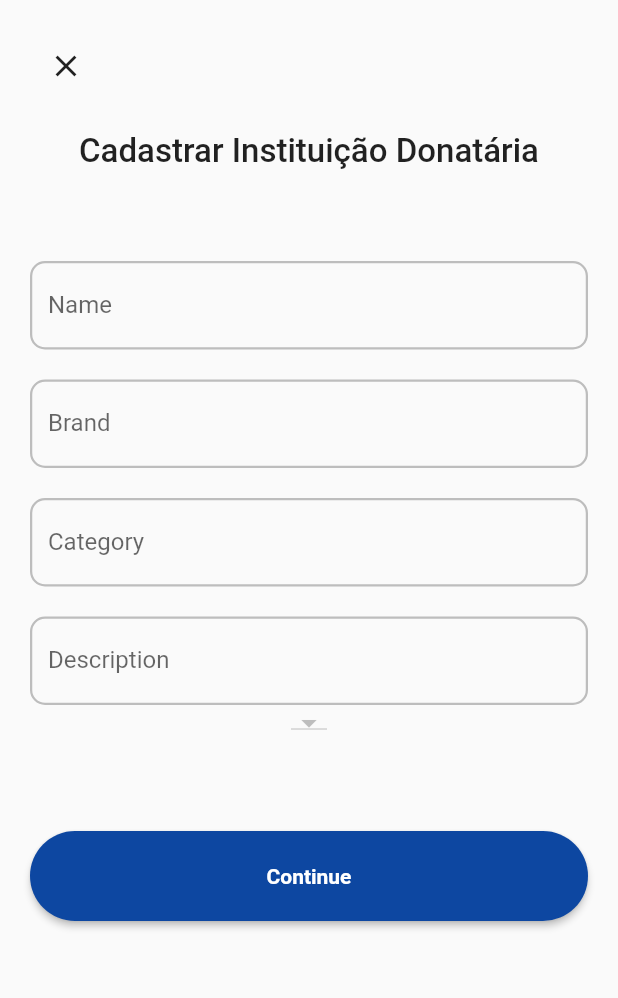
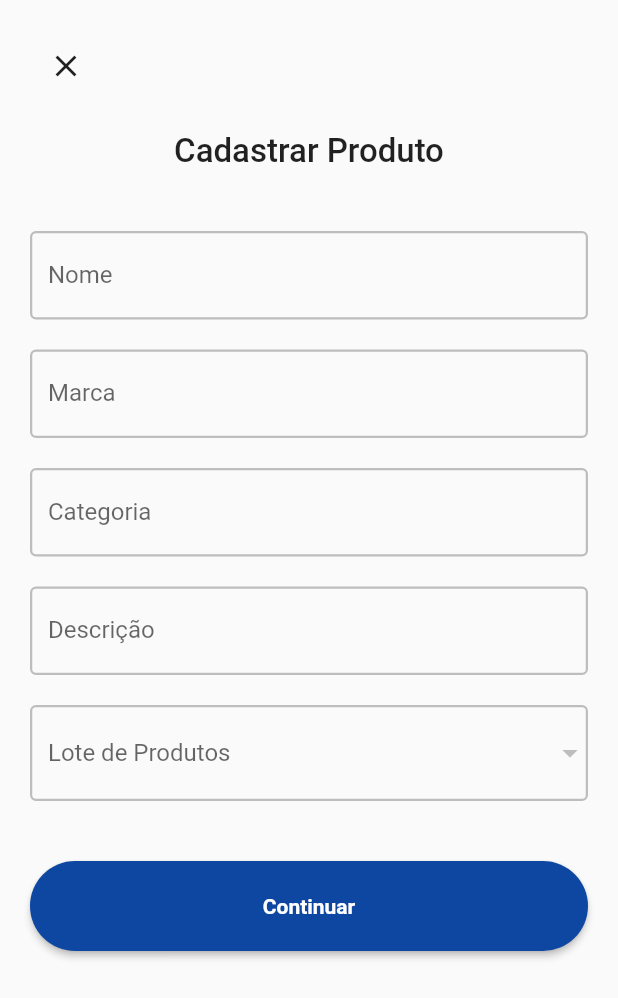
Before and after one commit to mattferraz/community-bazaar-mobile-admin-app, a Flutter app: the screen it shows after launch, after a tap on the "add" icon, on a phone screen of 412 x 824 dp. Shown: the top 998 px of the screen. Run offline on Flutter 3.47's test engine with Material 2 defaults, Android fonts, the phone set to English and light mode, and no system bars; our stand-ins replace get; network calls fail.

Commit message:
Improving user interface

```diff
--- a/lib/views/base_view.dart
+++ b/lib/views/base_view.dart
@@ -42,22 +42,22 @@ class _BaseViewState extends State<BaseView> {
         items: [
           BottomNavigationBarItem(
             icon: Image.asset("assets/icons/basket.png", width: 24.0, height: 24.0),
-            label: "Products",
+            label: "Produtos",
             activeIcon: Image.asset("assets/icons/basket.png", width: 24.0, height: 24.0, color: StyleConstants.primaryColor)
           ),
           BottomNavigationBarItem(
             icon: Image.asset("assets/icons/product.png", width: 24.0, height: 24.0),
-            label: "Batches",
+            label: "Lotes",
             activeIcon: Image.asset("assets/icons/product.png", width: 24.0, height: 24.0, color: StyleConstants.primaryColor)
           ),
           BottomNavigationBarItem(
             icon: Image.asset("assets/icons/solidarity.png", width: 24.0, height: 24.0),
-            label: "Donors",
+            label: "Doadores",
             activeIcon: Image.asset("assets/icons/solidarity.png", width: 24.0, height: 24.0, color: StyleConstants.primaryColor)
           ),
           BottomNavigationBarItem(
             icon: Image.asset("assets/icons/insurance.png", width: 24.0, height: 24.0),
-            label: "Supervisors",
+            label: "Fiscalizadores",
             activeIcon: Image.asset("assets/icons/insurance.png", width: 24.0, height: 24.0, color: StyleConstants.primaryColor)
           )
         ]
--- a/lib/views/donee_institutions_form.dart
+++ b/lib/views/donee_institutions_form.dart
@@ -41,16 +41,16 @@ class DoneeInstitutionForm extends StatelessWidget {
                     ),
                   ),
                   const SizedBox(height: 60,),
-                  CustomTextFormField(fieldLabel: "Name", controller: nameController),
+                  CustomTextFormField(fieldLabel: "Nome", controller: nameController),
                   const SizedBox(height: 20),
-                  CustomTextFormField(fieldLabel: "Address", controller: addressController),
+                  CustomTextFormField(fieldLabel: "Endereço", controller: addressController),
                   const SizedBox(height: 20),
-                  CustomTextFormField(fieldLabel: "Phone Number", controller: phoneNumberController),
+                  CustomTextFormField(fieldLabel: "Telefone", controller: phoneNumberController),
                   const SizedBox(height: 20),
-                  CustomTextFormField(fieldLabel: "Description", controller: descriptionController),
+                  CustomTextFormField(fieldLabel: "Descrição", controller: descriptionController),
                   const SizedBox(height: 60),
                   CustomButton(
-                    text: "Continue",
+                    text: "Continuar",
                     onPressed: () => Navigator.pop(context, [nameController.text, addressController.text, phoneNumberController.text, descriptionController?.text])
                   )
                 ],
--- a/lib/views/donee_institutions_view.dart
+++ b/lib/views/donee_institutions_view.dart
@@ -18,7 +18,7 @@ class DoneeInstitutionsView extends StatelessWidget {
       appBar: AppBar(
         centerTitle: true,
         backgroundColor: StyleConstants.primaryColor,
-        title: const Text("Supervisors"),
+        title: const Text("Doadores"),
         actions: [
           Obx(() {
             if(_controller.selectedDoneeInstitutions.isNotEmpty) {
--- a/lib/views/products_batches_view.dart
+++ b/lib/views/products_batches_view.dart
@@ -18,7 +18,7 @@ class ProductsBatchesView extends StatelessWidget {
       appBar: AppBar(
         centerTitle: true,
         backgroundColor: StyleConstants.primaryColor,
-        title: const Text("Batches"),
+        title: const Text("Lotes"),
         actions: [
           Obx(() {
             if(_controller.selectedProductsBatches.isNotEmpty) {
--- a/lib/views/products_form.dart
+++ b/lib/views/products_form.dart
@@ -5,6 +5,8 @@ import 'package:bazaar_adm/widgets/button.dart';
 import 'package:bazaar_adm/widgets/text_form_field.dart';
 import 'package:flutter/material.dart';
 import 'package:get/get.dart';
+
+import '../constants/style_constants.dart';
 
 class ProductsForm extends StatefulWidget {
 
@@ -50,35 +52,45 @@ class _ProductsFormState extends State<ProductsForm> {
                   ),
                   const SizedBox(height: 20,),
                   const Text(
-                    "Cadastrar Instituição Donatária",
+                    "Cadastrar Produto",
                     style: TextStyle(
                       fontSize: 22,
                       fontWeight: FontWeight.w500,
                     ),
                   ),
-                  const SizedBox(height: 60,),
-                  CustomTextFormField(fieldLabel: "Name", controller: nameController),
+                  const SizedBox(height: 40,),
+                  CustomTextFormField(fieldLabel: "Nome", controller: nameController),
                   const SizedBox(height: 20),
-                  CustomTextFormField(fieldLabel: "Brand", controller: categoryController),
+                  CustomTextFormField(fieldLabel: "Marca", controller: categoryController),
                   const SizedBox(height: 20),
-                  CustomTextFormField(fieldLabel: "Category", controller: brandController),
+                  CustomTextFormField(fieldLabel: "Categoria", controller: brandController),
                   const SizedBox(height: 20),
-                  CustomTextFormField(fieldLabel: "Description", controller: descriptionController),
-                  DropdownButton<dynamic>(
+                  CustomTextFormField(fieldLabel: "Descrição", controller: descriptionController),
+                  const SizedBox(height: 20),
+                  DropdownButtonFormField<dynamic>(
                     items: List<DropdownMenuItem>.from(_productsBatchesController.productsBatches.map((element) => DropdownMenuItem(value: element, child: Text("${element.id}: ${element.supervisoryOrganDto.name} -> ${element.doneeInstitutionDto?.name}")))),
                     value: productsBatchSelected,
+                    decoration: InputDecoration(
+                      enabledBorder: OutlineInputBorder(
+                      borderSide: BorderSide(width: 1.5, color: Colors.grey.shade400)),
+                      focusedBorder: OutlineInputBorder(
+                        borderRadius: BorderRadius.circular(10),
+                        borderSide: const BorderSide(width: 1.5, color: StyleConstants.primaryColor)
+                      ),
+                      label: const Text("Lote de Produtos"),
+                      fillColor: Colors.white
+                    ),
                     onChanged: (value) {
                       if (value is ProductsBatch) {
                         setState(() {
                           productsBatchSelected = value;
-                          print(productsBatchSelected!.id);
                         });
                       }
                     }
                   ),
-                  const SizedBox(height: 60),
+                  const SizedBox(height: 40),
                   CustomButton(
-                    text: "Continue",
+                    text: "Continuar",
                     onPressed: () => Navigator.pop(context, [nameController.text, brandController.text, categoryController.text, descriptionController?.text, productsBatchSelected])
                   )
                 ],
--- a/lib/views/products_view.dart
+++ b/lib/views/products_view.dart
@@ -17,7 +17,7 @@ class ProductsView extends StatelessWidget {
       appBar: AppBar(
         centerTitle: true,
         backgroundColor: StyleConstants.primaryColor,
-        title: const Text("Products"),
+        title: const Text("Produtos"),
         actions: [
           Obx(() {
             if(_controller.selectedProducts.isNotEmpty) {
--- a/lib/views/supervisory_organ_form.dart
+++ b/lib/views/supervisory_organ_form.dart
@@ -32,19 +32,19 @@ class SupervisoryOrganForm extends StatelessWidget {
                   ),
                   const SizedBox(height: 20,),
                   const Text(
-                    "Criar Orgão Supervisor",
+                    "Cadastrar Orgão Supervisor",
                     style: TextStyle(
                       fontSize: 22,
                       fontWeight: FontWeight.w500,
                     ),
                   ),
                   const SizedBox(height: 60,),
-                  CustomTextFormField(fieldLabel: "Name", controller: nameController),
+                  CustomTextFormField(fieldLabel: "Nome", controller: nameController),
                   const SizedBox(height: 20),
-                  CustomTextFormField(fieldLabel: "Description", controller: descriptionController),
+                  CustomTextFormField(fieldLabel: "Descrição", controller: descriptionController),
                   const SizedBox(height: 60),
                   CustomButton(
-                    text: "Continue",
+                    text: "Continuar",
                     onPressed: () => Navigator.pop(context, [nameController.text, descriptionController.text])
                   )
                 ],
--- a/lib/views/supervisory_organs_view.dart
+++ b/lib/views/supervisory_organs_view.dart
@@ -17,7 +17,7 @@ class SupervisoryOrgansView extends StatelessWidget {
       appBar: AppBar(
         centerTitle: true,
         backgroundColor: StyleConstants.primaryColor,
-        title: const Text("Supervisors"),
+        title: const Text("Fiscalizadores"),
         actions: [
           Obx(() {
             if(_controller.selectedSupervisoryOrgans.isNotEmpty) {
--- a/lib/widgets/text_form_field.dart
+++ b/lib/widgets/text_form_field.dart
@@ -17,7 +17,6 @@ class CustomTextFormField extends StatelessWidget {
       controller: controller,
       decoration: InputDecoration(
         enabledBorder: OutlineInputBorder(
-        borderRadius: BorderRadius.circular(10),
         borderSide: BorderSide(width: 1.5, color: Colors.grey.shade400)),
         focusedBorder: OutlineInputBorder(
         borderRadius: BorderRadius.circular(10),
```
Also changed, not shown: lib/views/donee_institutions_details.dart (+29 -0 lines), lib/views/products_batch_form.dart (+29 -8 lines).
